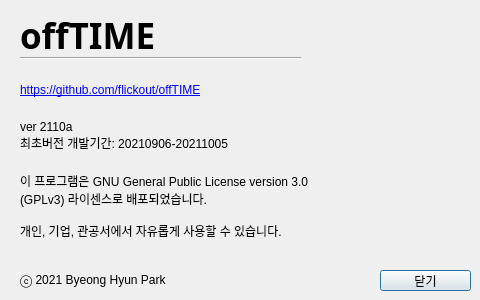
Qt form offTIME/ui/info.ui (paulp-o/offTIME) before a commit.
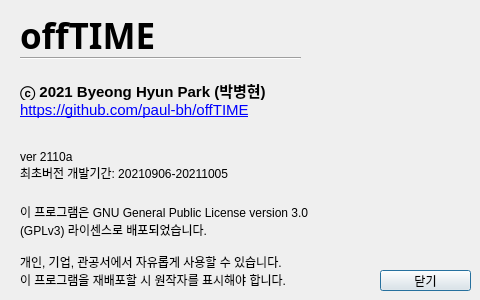
The same form after that commit. Icons and pictures are not drawn.

Patch:
```diff
--- a/offTIME/ui/info.ui
+++ b/offTIME/ui/info.ui
@@ -103,7 +103,7 @@
    <property name="geometry">
     <rect>
      <x>20</x>
-     <y>120</y>
+     <y>150</y>
      <width>321</width>
      <height>31</height>
     </rect>
@@ -171,13 +171,18 @@
    <property name="geometry">
     <rect>
      <x>20</x>
-     <y>80</y>
-     <width>211</width>
+     <y>100</y>
+     <width>271</width>
      <height>20</height>
     </rect>
    </property>
+   <property name="font">
+    <font>
+     <pointsize>11</pointsize>
+    </font>
+   </property>
    <property name="text">
-    <string>&lt;a href=https://github.com/flickout/offTIME&gt;https://github.com/flickout/offTIME&lt;/a&gt;</string>
+    <string>&lt;html&gt;&lt;head/&gt;&lt;body&gt;&lt;p&gt;&lt;a href=&quot;https://github.com/flickout/offTIME&quot;&gt;&lt;span style=&quot; text-decoration: underline; color:#0000ff;&quot;&gt;https://github.com/paul-bh/offTIME&lt;/span&gt;&lt;/a&gt;&lt;/p&gt;&lt;/body&gt;&lt;/html&gt;</string>
    </property>
    <property name="openExternalLinks">
     <bool>true</bool>
@@ -193,15 +198,16 @@
    <property name="geometry">
     <rect>
      <x>20</x>
-     <y>170</y>
+     <y>200</y>
      <width>321</width>
-     <height>71</height>
+     <height>91</height>
     </rect>
    </property>
    <property name="text">
     <string>이 프로그램은 GNU General Public License version 3.0 (GPLv3) 라이센스로 배포되었습니다. 
 
-개인, 기업, 관공서에서 자유롭게 사용할 수 있습니다.</string>
+개인, 기업, 관공서에서 자유롭게 사용할 수 있습니다. 
+이 프로그램을 재배포할 시 원작자를 표시해야 합니다.</string>
    </property>
    <property name="wordWrap">
     <bool>true</bool>
@@ -211,13 +217,20 @@
    <property name="geometry">
     <rect>
      <x>20</x>
-     <y>270</y>
-     <width>191</width>
+     <y>80</y>
+     <width>281</width>
      <height>20</height>
     </rect>
    </property>
+   <property name="font">
+    <font>
+     <pointsize>11</pointsize>
+     <weight>75</weight>
+     <bold>true</bold>
+    </font>
+   </property>
    <property name="text">
-    <string>ⓒ 2021 Byeong Hyun Park</string>
+    <string>ⓒ 2021 Byeong Hyun Park (박병현)</string>
    </property>
    <property name="wordWrap">
     <bool>true</bool>
```
Left out of the diff: 3 changed lines with no effect on the pictures.
